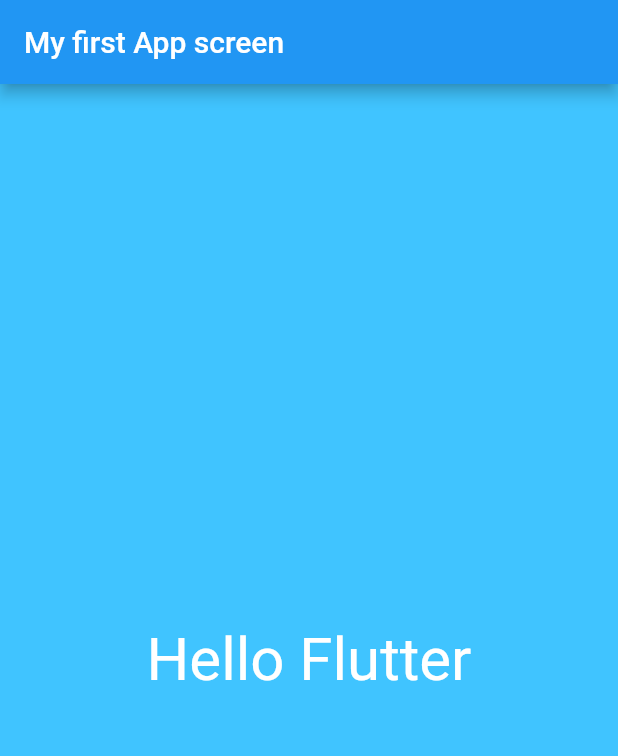
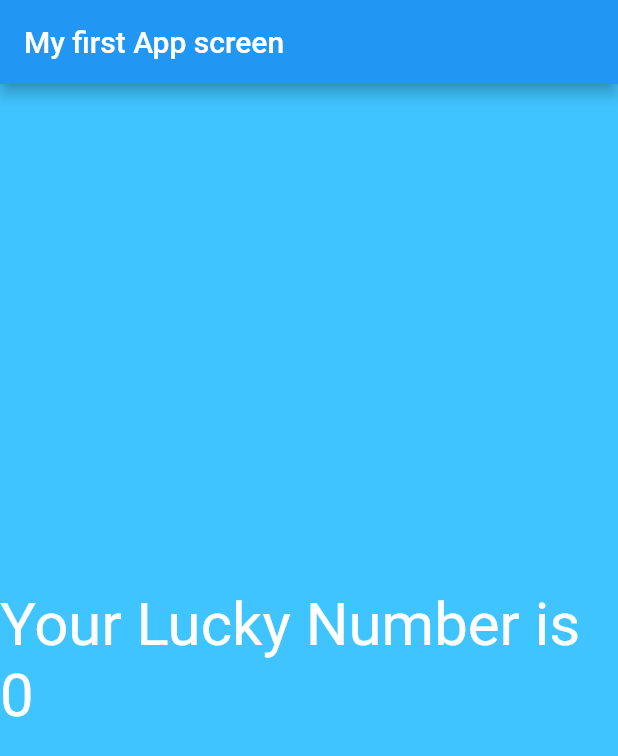
Before and after one commit to FIRDOUS-BHAT/flutter_app, a Flutter app: the screen it shows after launch, on a phone screen of 412 x 824 dp. Shown: the top 756 px of the screen. Run offline on Flutter 3.47's test engine with Material 2 defaults, Android fonts, the phone set to English and light mode, and no system bars.

Commit message:
2nd commit

```diff
--- /dev/null
+++ b/lib/app_screens/first_screen.dart
@@ -0,0 +1,28 @@
+import 'dart:math';
+
+import 'package:flutter/material.dart';
+
+class FirstScreen extends StatelessWidget{
+  @override
+  Widget build(BuildContext context) {
+    // TODO: implement build
+    return Material(
+        color: Colors.lightBlueAccent,
+        child: Center(
+          child:  Text(
+            generateLuckyNumber(),
+            textDirection: TextDirection.ltr,
+            style: TextStyle(color: Colors.white,fontSize: 40.0),
+          ),
+        )
+    );
+  }
+
+    String generateLuckyNumber(){
+
+    var random = Random();
+    int luckyNumber = random.nextInt(10);
+    return  "Your Lucky Number is $luckyNumber";
+
+    }
+}
--- a/lib/main.dart
+++ b/lib/main.dart
@@ -1,32 +1,27 @@
 import 'package:flutter/material.dart';
 import 'package:flutter/painting.dart';
+import './app_screens/first_screen.dart';
 
-void main() {
 
-    runApp(
-
-       MaterialApp(
-
-        title: "My Flutter App",
-        home: Scaffold(
-          appBar:AppBar(title: Text("My first App screen"),),
-          body:Material(
-              color: Colors.lightBlueAccent,
-              child: Center(
-                child:  Text(
-                  "Hello Flutter",
-                  textDirection: TextDirection.ltr,
-                  style: TextStyle(color: Colors.white,fontSize: 40.0),
-                ),
-              )
-          ),
-        )
+void main() => runApp(MyFlutterApp());
 
 
 
+class MyFlutterApp extends StatelessWidget {
+
+  @override
+  Widget build(BuildContext context) {
+    // TODO: implement build
+    return MaterialApp(
+        debugShowCheckedModeBanner: false,
+        title: "My Flutter App",
+        home: Scaffold(
+          body: FirstScreen(),
+          appBar:AppBar(title: Text("My first App screen"),)
+        )
+    );
+
+  }
 
 
-
-      )
-    );
 }
```
